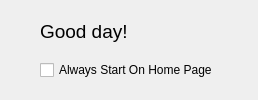
Before: the Qt Designer form NickvisionTubeConverter/UI/Views/HomePage.ui in NickvisionApps/Parabolic, drawn with Qt 5.
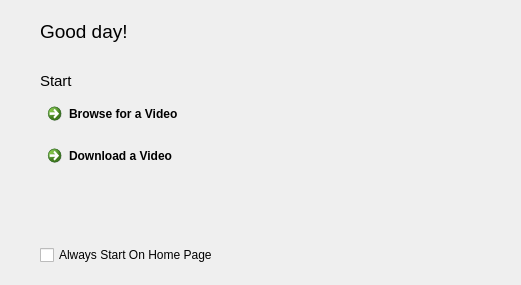
After: the same form once the commit is applied. Icons and pictures are not drawn.

Commit message: Started HomePage Design

What changed in the file:
```diff
--- a/NickvisionTubeConverter/UI/Views/HomePage.ui
+++ b/NickvisionTubeConverter/UI/Views/HomePage.ui
@@ -2,6 +2,14 @@
 <ui version="4.0">
  <class>HomePage</class>
  <widget class="QWidget" name="HomePage">
+  <property name="geometry">
+   <rect>
+    <x>0</x>
+    <y>0</y>
+    <width>521</width>
+    <height>285</height>
+   </rect>
+  </property>
   <layout class="QHBoxLayout" name="horizontalLayout_2">
    <property name="leftMargin">
     <number>40</number>
@@ -48,6 +56,56 @@
        </property>
       </widget>
      </item>
+     <item>
+      <spacer name="verticalSpacer">
+       <property name="orientation">
+        <enum>Qt::Vertical</enum>
+       </property>
+       <property name="sizeType">
+        <enum>QSizePolicy::Fixed</enum>
+       </property>
+       <property name="sizeHint" stdset="0">
+        <size>
+         <width>0</width>
+         <height>16</height>
+        </size>
+       </property>
+      </spacer>
+     </item>
+     <item>
+      <widget class="QLabel" name="lblStart">
+       <property name="font">
+        <font>
+         <pointsize>11</pointsize>
+        </font>
+       </property>
+       <property name="text">
+        <string>Start</string>
+       </property>
+      </widget>
+     </item>
+     <item>
+      <widget class="QCommandLinkButton" name="btnBrowseVideo">
+       <property name="text">
+        <string>Browse for a Video</string>
+       </property>
+       <property name="icon">
+        <iconset resource="../../resources.qrc">
+         <normaloff>:/Resources/Browse.png</normaloff>:/Resources/Browse.png</iconset>
+       </property>
+      </widget>
+     </item>
+     <item>
+      <widget class="QCommandLinkButton" name="btnDownloadVideo">
+       <property name="text">
+        <string>Download a Video</string>
+       </property>
+       <property name="icon">
+        <iconset resource="../../resources.qrc">
+         <normaloff>:/Resources/Download.png</normaloff>:/Resources/Download.png</iconset>
+       </property>
+      </widget>
+     </item>
      <item>
       <spacer name="verticalSpacer_5">
        <property name="orientation">
```
The commit also changes 3 other files.
